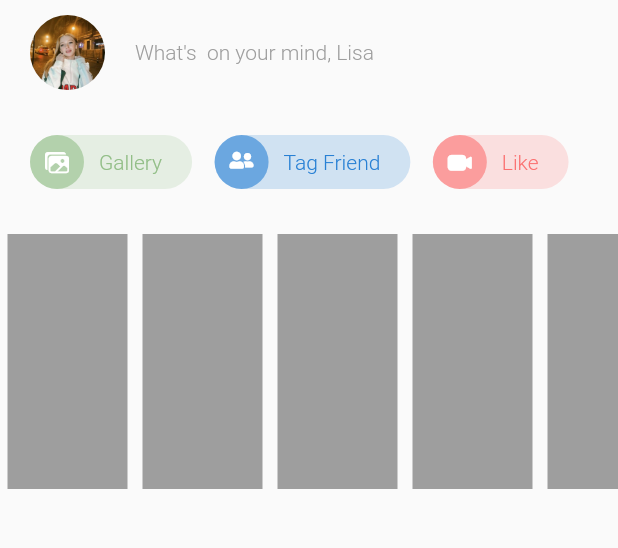
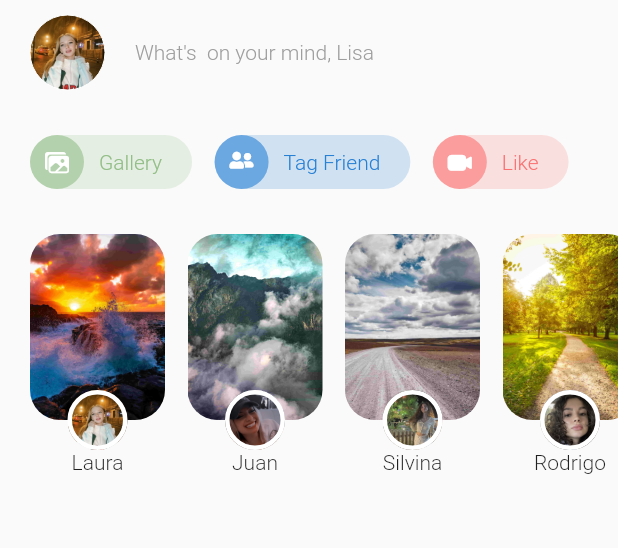
Before and after one commit to AgustinaGF/facebookFlutter, a Flutter app: the screen it shows after launch, on a phone screen of 412 x 824 dp, the part 84-632 px from its top. Run offline on Flutter 3.47's test engine with Material 2 defaults, Android fonts, the phone set to English and light mode, and no system bars; our stand-ins replace device_preview, flutter_svg.

Commit message:
finished list story 129

```diff
--- a/lib/facebook_ui/widgets/avatar.dart
+++ b/lib/facebook_ui/widgets/avatar.dart
@@ -3,22 +3,24 @@ import 'package:flutter/material.dart';
 class Avatar extends StatelessWidget {
   final double size;
   final String asset;
+  final double borderWidth;
 
-  const Avatar({super.key, required this.size, required this.asset});
+  const Avatar({
+    super.key,
+    required this.size,
+    required this.asset,
+    this.borderWidth = 0,
+  });
 
   @override
   Widget build(BuildContext context) {
-    return Center(
-      child: ClipRRect(
-        borderRadius: BorderRadius.circular(
-          size * 0.5,
-        ),
-        child: Image.asset(
-          asset,
-          width: size,
-          height: size,
-        ),
-      ),
+    return Container(
+      width: size,
+      height: size,
+      decoration: BoxDecoration(
+          shape: BoxShape.circle,
+          border: Border.all(width: borderWidth, color: Colors.white),
+          image: DecorationImage(image: AssetImage(asset))),
     );
   }
 }
--- a/lib/facebook_ui/widgets/stories.dart
+++ b/lib/facebook_ui/widgets/stories.dart
@@ -1,5 +1,7 @@
 import 'package:flutter/material.dart';
 import 'package:widgest/models/story.dart';
+
+import 'story_item.dart';
 
 final _stories = [
   Story(
@@ -30,16 +32,14 @@ class Stories extends StatelessWidget {
   @override
   Widget build(BuildContext context) {
     return SizedBox(
-        height: 170,
+        height: 160,
         child: ListView.builder(
           scrollDirection: Axis.horizontal,
           itemBuilder: (_, index) {
             final story = _stories[index];
-            return Container(
-              margin: EdgeInsets.symmetric(horizontal: 5),
-              width: 80,
-              height: double.infinity,
-              color: Colors.grey,
+            return StoryItem(
+              story: story,
+              isFirst: index == 0,
             );
           },
           itemCount: _stories.length,
--- /dev/null
+++ b/lib/facebook_ui/widgets/story_item.dart
@@ -0,0 +1,66 @@
+import 'package:flutter/material.dart';
+
+import '../../models/story.dart';
+import 'avatar.dart';
+
+class StoryItem extends StatelessWidget {
+  const StoryItem({super.key, required this.story, required this.isFirst});
+
+  final Story story;
+  final bool isFirst;
+
+  @override
+  Widget build(BuildContext context) {
+    return Container(
+      height: 160,
+      width: 90,
+      margin: EdgeInsets.only(
+        right: 15,
+        //solo le paso el margin left a la primer imagen
+        left: isFirst ? 20 : 0,
+      ),
+      child: Column(
+        children: [
+          Expanded(
+            child: Stack(
+              alignment: Alignment.bottomCenter,
+              children: [
+                Positioned(
+                  top: 0,
+                  bottom: 20,
+                  left: 0,
+                  right: 0,
+                  child: Container(
+                    decoration: BoxDecoration(
+                        borderRadius: BorderRadius.circular(
+                          20,
+                        ),
+                        image: DecorationImage(
+                          image: AssetImage(story.bg),
+                          fit: BoxFit.cover,
+                        )),
+                  ),
+                ),
+                // se pasan props
+                Positioned(
+                  bottom: 0,
+                  child: Avatar(
+                    size: 40,
+                    asset: story.avatar,
+                    borderWidth: 3,
+                  ),
+                ),
+              ],
+            ),
+          ),
+          Text(
+            story.username,
+            maxLines: 1,
+            overflow: TextOverflow.ellipsis,
+            textAlign: TextAlign.center,
+          ),
+        ],
+      ),
+    );
+  }
+}
```
